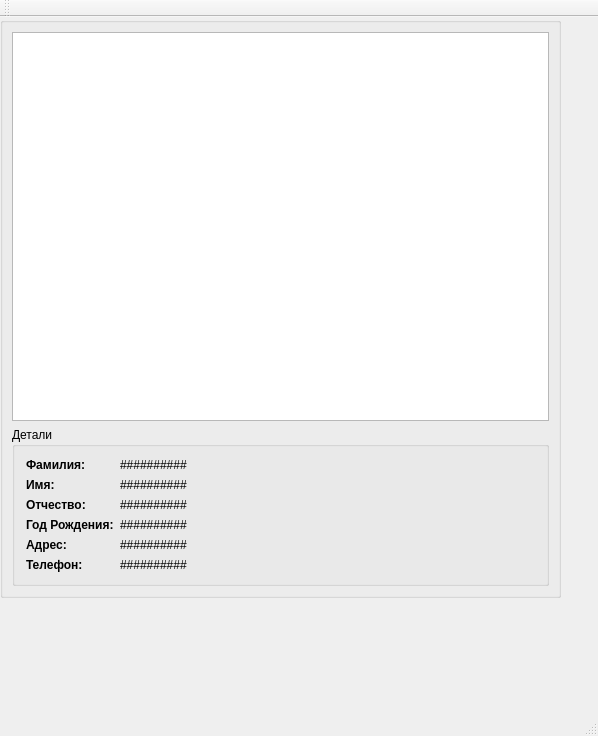
The window that mainwindow.ui (orckrn/PatientaDB) describes before a commit, drawn with Qt 5.
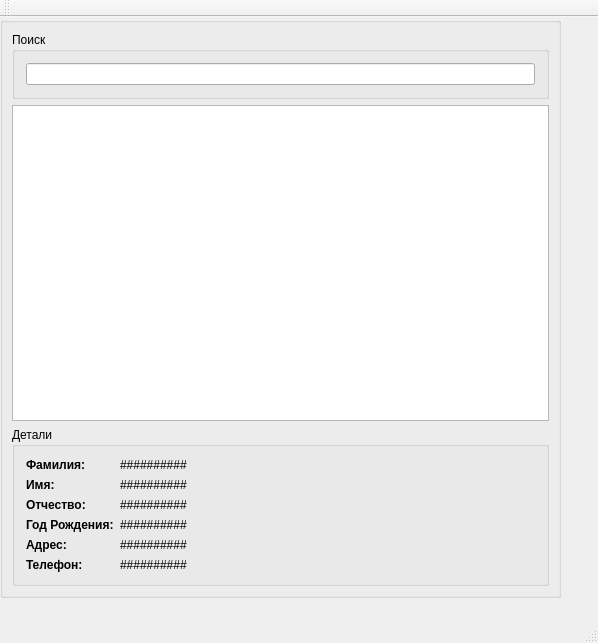
The same window after the commit.

Commit message: data search ui introduced;

What changed in the file:
```diff
--- a/mainwindow.ui
+++ b/mainwindow.ui
@@ -7,7 +7,7 @@
     <x>0</x>
     <y>0</y>
     <width>598</width>
-    <height>736</height>
+    <height>643</height>
    </rect>
   </property>
   <property name="windowTitle">
@@ -42,6 +42,18 @@
      <property name="bottomMargin">
       <number>9</number>
      </property>
+     <item>
+      <widget class="QGroupBox" name="groupBox_3">
+       <property name="title">
+        <string>Поиск</string>
+       </property>
+       <layout class="QFormLayout" name="_3">
+        <item row="0" column="0" colspan="2">
+         <widget class="QLineEdit" name="lineEdit"/>
+        </item>
+       </layout>
+      </widget>
+     </item>
      <item>
       <widget class="QTableView" name="patientsList">
        <property name="selectionBehavior">
```
The commit also changes 1 other file.
